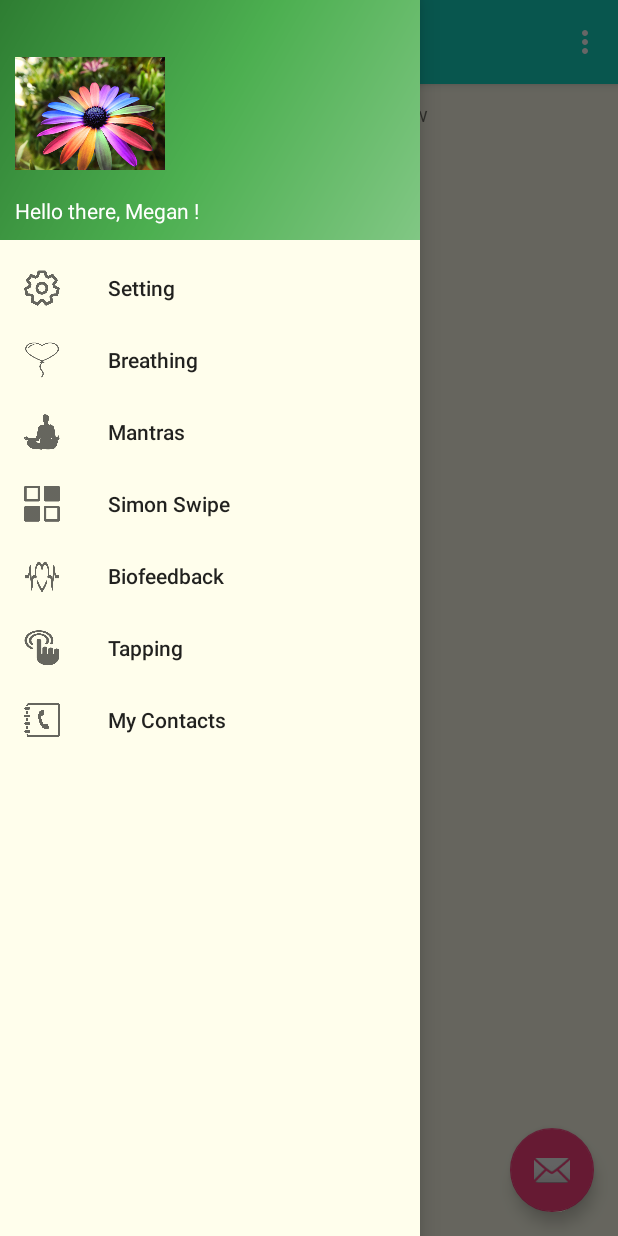
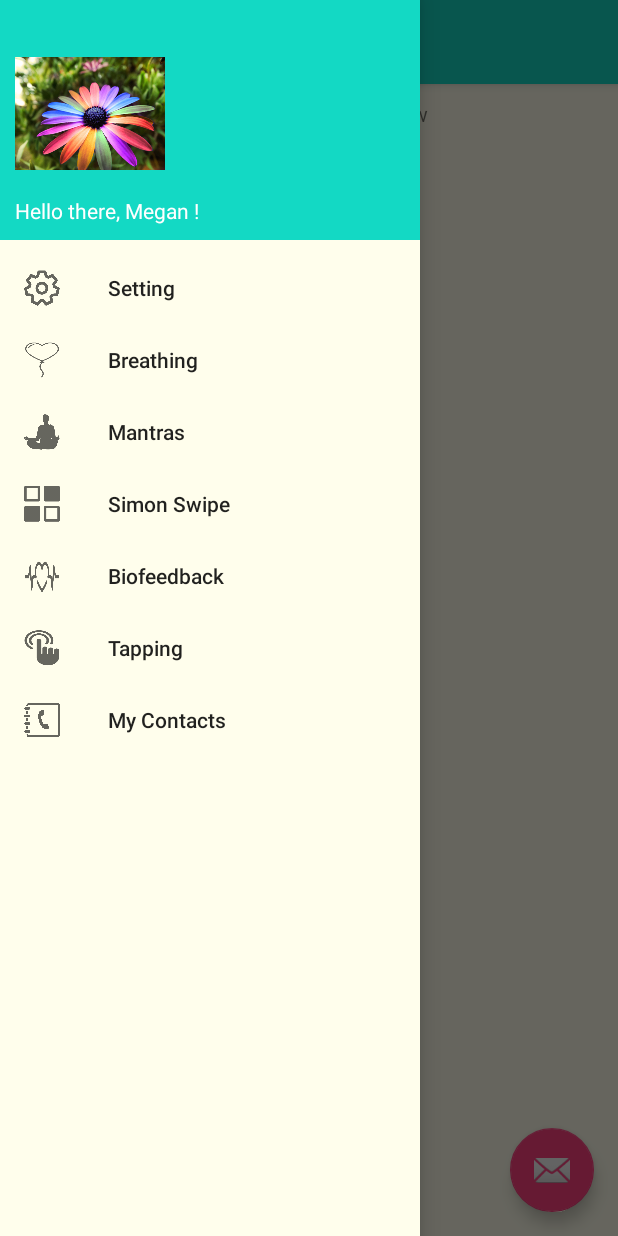
Before and after one commit to courtneyrae23/BeeCalm, an Android app: the screen it shows after launch (SideBarActivity), with the side drawer open, on a phone screen of 412 x 824 dp. Run offline under Robolectric (Android 15) with nearby library versions, the phone set to English and light mode, and no system bars.

Commit message:
fixed: 1.drag and drop bug, 2.color on sidebar, 3.removed option menu on the right of the sidebar

```diff
--- a/BeeCalm/mobile/src/main/java/wecare/beecalm/SideBarActivity.java
+++ b/BeeCalm/mobile/src/main/java/wecare/beecalm/SideBarActivity.java
@@ -61,14 +61,6 @@ public class SideBarActivity extends AppCompatActivity
         }
     }
 
-
-    @Override
-    public boolean onCreateOptionsMenu(Menu menu) {
-        // Inflate the menu; this adds items to the action bar if it is present.
-        getMenuInflater().inflate(R.menu.side_bar, menu);
-        return true;
-    }
-
     @SuppressWarnings("StatementWithEmptyBody")
     @Override
     public boolean onNavigationItemSelected(MenuItem item) {
--- a/BeeCalm/mobile/src/main/res/layout/nav_header_side_bar.xml
+++ b/BeeCalm/mobile/src/main/res/layout/nav_header_side_bar.xml
@@ -2,7 +2,7 @@
 <LinearLayout xmlns:android="http://schemas.android.com/apk/res/android"
     android:layout_width="match_parent"
     android:layout_height="@dimen/nav_header_height"
-    android:background="@drawable/side_nav_bar"
+    android:background="#13D9C4"
     android:gravity="bottom"
     android:orientation="vertical"
     android:paddingBottom="@dimen/activity_vertical_margin"
```
Also changed, not shown: BeeCalm/mobile/src/main/java/wecare/beecalm/SettingFragment.java (+8 -0 lines).
